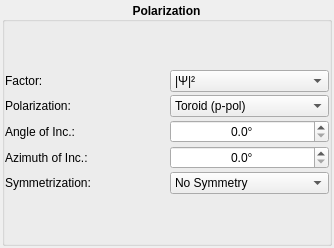
Above: kmap/ui/polarization.ui from brands-d/kMap before the change. Below: the same form after it.
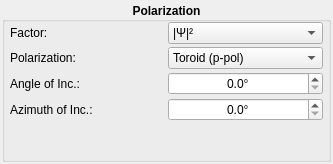
That is the form after the change.

Commit message: Moved Symmetry to cube option

```diff
--- a/kmap/ui/polarization.ui
+++ b/kmap/ui/polarization.ui
@@ -6,8 +6,8 @@
    <rect>
     <x>0</x>
     <y>0</y>
-    <width>334</width>
-    <height>248</height>
+    <width>333</width>
+    <height>164</height>
    </rect>
   </property>
   <property name="windowTitle">
@@ -43,40 +43,20 @@
      <property name="alignment">
       <set>Qt::AlignCenter</set>
      </property>
-     <layout class="QVBoxLayout" name="verticalLayout_2">
+     <layout class="QGridLayout" name="gridLayout">
+      <property name="leftMargin">
+       <number>5</number>
+      </property>
+      <property name="topMargin">
+       <number>0</number>
+      </property>
+      <property name="rightMargin">
+       <number>5</number>
+      </property>
+      <property name="bottomMargin">
+       <number>0</number>
+      </property>
       <property name="spacing">
-       <number>0</number>
-      </property>
-      <property name="leftMargin">
-       <number>0</number>
-      </property>
-      <property name="topMargin">
-       <number>0</number>
-      </property>
-      <property name="rightMargin">
-       <number>0</number>
-      </property>
-      <property name="bottomMargin">
-       <number>0</number>
-      </property>
-      <item>
-       <layout class="QGridLayout" name="layout">
-        <property name="leftMargin">
-         <number>0</number>
-        </property>
-        <property name="topMargin">
-         <number>0</number>
-        </property>
-        <property name="rightMargin">
-         <number>0</number>
-        </property>
-        <property name="bottomMargin">
-         <number>0</number>
-        </property>
-        <property name="horizontalSpacing">
-         <number>5</number>
-        </property>
-        <property name="verticalSpacing">
          <number>3</number>
         </property>
         <item row="1" column="1">
@@ -131,7 +111,20 @@
           </item>
          </widget>
         </item>
-        <item row="2" column="1">
+      <item row="1" column="0">
+       <widget class="QLabel" name="polarization_label">
+        <property name="font">
+         <font>
+          <weight>50</weight>
+          <bold>false</bold>
+         </font>
+        </property>
+        <property name="text">
+         <string>Polarization:</string>
+        </property>
+       </widget>
+      </item>
+      <item row="3" column="1">
          <widget class="QDoubleSpinBox" name="angle_spinbox">
           <property name="sizePolicy">
            <sizepolicy hsizetype="Preferred" vsizetype="Fixed">
@@ -174,33 +167,7 @@
           </property>
          </widget>
         </item>
-        <item row="2" column="0">
-         <widget class="QLabel" name="angle_label">
-          <property name="font">
-           <font>
-            <weight>50</weight>
-            <bold>false</bold>
-           </font>
-          </property>
-          <property name="text">
-           <string>Angle of Inc.:</string>
-          </property>
-         </widget>
-        </item>
-        <item row="4" column="0">
-         <widget class="QLabel" name="symmetrize_label">
-          <property name="font">
-           <font>
-            <weight>50</weight>
-            <bold>false</bold>
-           </font>
-          </property>
-          <property name="text">
-           <string>Symmetrization:</string>
-          </property>
-         </widget>
-        </item>
-        <item row="3" column="1">
+      <item row="5" column="1">
          <widget class="QDoubleSpinBox" name="azimuth_spinbox">
           <property name="sizePolicy">
            <sizepolicy hsizetype="Preferred" vsizetype="Fixed">
@@ -240,79 +207,6 @@
           </property>
          </widget>
         </item>
-        <item row="4" column="1">
-         <widget class="QComboBox" name="symmetrize_combobox">
-          <property name="sizePolicy">
-           <sizepolicy hsizetype="Preferred" vsizetype="Fixed">
-            <horstretch>0</horstretch>
-            <verstretch>0</verstretch>
-           </sizepolicy>
-          </property>
-          <property name="font">
-           <font>
-            <weight>50</weight>
-            <bold>false</bold>
-           </font>
-          </property>
-          <property name="currentIndex">
-           <number>0</number>
-          </property>
-          <property name="maxVisibleItems">
-           <number>7</number>
-          </property>
-          <property name="maxCount">
-           <number>7</number>
-          </property>
-          <item>
-           <property name="text">
-            <string>No Symmetry</string>
-           </property>
-          </item>
-          <item>
-           <property name="text">
-            <string>2-Fold</string>
-           </property>
-          </item>
-          <item>
-           <property name="text">
-            <string>2-Fold + Mirror</string>
-           </property>
-          </item>
-          <item>
-           <property name="text">
-            <string>3-Fold</string>
-           </property>
-          </item>
-          <item>
-           <property name="text">
-            <string>3-Fold + Mirror</string>
-           </property>
-          </item>
-          <item>
-           <property name="text">
-            <string>3-Fold</string>
-           </property>
-          </item>
-          <item>
-           <property name="text">
-            <string>4-Fold + Mirror</string>
-           </property>
-          </item>
-         </widget>
-        </item>
-        <item row="3" column="0">
-         <widget class="QLabel" name="azimuth_label">
-          <property name="font">
-           <font>
-            <weight>50</weight>
-            <bold>false</bold>
-           </font>
-          </property>
-          <property name="text">
-           <string>Azimuth of Inc.:</string>
-          </property>
-         </widget>
-        </item>
         <item row="0" column="0">
          <widget class="QLabel" name="ak_label">
           <property name="enabled">
@@ -375,8 +269,8 @@
           </item>
          </widget>
         </item>
-        <item row="1" column="0">
-         <widget class="QLabel" name="polarization_label">
+      <item row="3" column="0">
+       <widget class="QLabel" name="angle_label">
           <property name="font">
            <font>
             <weight>50</weight>
@@ -384,11 +278,35 @@
            </font>
           </property>
           <property name="text">
-           <string>Polarization:</string>
+         <string>Angle of Inc.:</string>
           </property>
          </widget>
         </item>
-       </layout>
+      <item row="5" column="0">
+       <widget class="QLabel" name="azimuth_label">
+        <property name="font">
+         <font>
+          <weight>50</weight>
+          <bold>false</bold>
+         </font>
+        </property>
+        <property name="text">
+         <string>Azimuth of Inc.:</string>
+        </property>
+       </widget>
+      </item>
+      <item row="6" column="0">
+       <spacer name="spacer">
+        <property name="orientation">
+         <enum>Qt::Vertical</enum>
+        </property>
+        <property name="sizeHint" stdset="0">
+         <size>
+          <width>20</width>
+          <height>40</height>
+         </size>
+        </property>
+       </spacer>
       </item>
      </layout>
     </widget>
```
Lines whose indentation alone changed are shown as unchanged. The commit also changes 4 other files.
